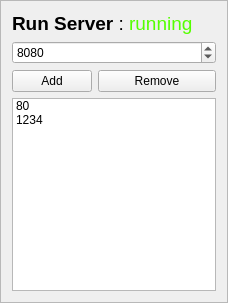
The window that coderudite_ronin/run_server_view.ui (pPanda-beta/coderudite_r2) describes before a commit, drawn with Qt 5.
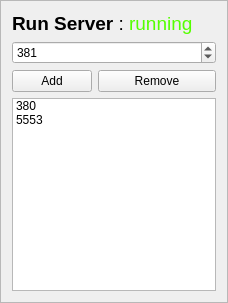
The same window after the commit.

```diff
--- a/coderudite_ronin/run_server_view.ui
+++ b/coderudite_ronin/run_server_view.ui
@@ -26,7 +26,7 @@
       <number>65535</number>
      </property>
      <property name="value">
-      <number>8080</number>
+      <number>381</number>
      </property>
     </widget>
    </item>
@@ -48,12 +48,12 @@
     <widget class="QListWidget" name="ports1">
      <item>
       <property name="text">
-       <string>80</string>
+       <string>380</string>
       </property>
      </item>
      <item>
       <property name="text">
-       <string>1234</string>
+       <string>5553</string>
       </property>
      </item>
     </widget>
```
